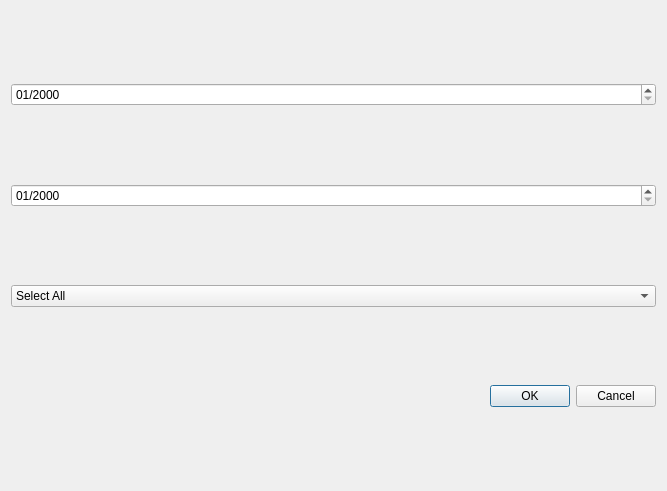
Before: the Qt Designer form UK Police API_dialog_base.ui in SayehOmar/UK-Police-API, drawn with Qt 5.
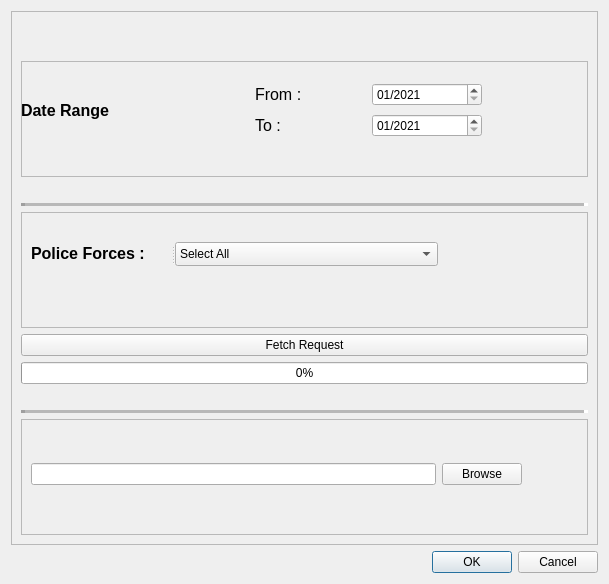
After: the same form once the commit is applied. Custom widgets are drawn as their Qt base class.

The edit to the form file:
```diff
--- a/UK Police API_dialog_base.ui
+++ b/UK Police API_dialog_base.ui
@@ -6,22 +6,211 @@
    <rect>
     <x>0</x>
     <y>0</y>
-    <width>667</width>
-    <height>491</height>
+    <width>609</width>
+    <height>584</height>
    </rect>
   </property>
   <property name="windowTitle">
    <string>UK Police API</string>
   </property>
   <layout class="QGridLayout" name="gridLayout_2">
-   <item row="0" column="0">
+   <item row="3" column="0">
+    <widget class="QFrame" name="frame">
+     <property name="frameShape">
+      <enum>QFrame::StyledPanel</enum>
+     </property>
+     <property name="frameShadow">
+      <enum>QFrame::Raised</enum>
+     </property>
+     <layout class="QGridLayout" name="gridLayout_3">
+      <item row="5" column="0">
+       <widget class="Line" name="line">
+        <property name="lineWidth">
+         <number>4</number>
+        </property>
+        <property name="midLineWidth">
+         <number>4</number>
+        </property>
+        <property name="orientation">
+         <enum>Qt::Horizontal</enum>
+        </property>
+       </widget>
+      </item>
+      <item row="10" column="0">
+       <widget class="Line" name="line_2">
+        <property name="lineWidth">
+         <number>4</number>
+        </property>
+        <property name="midLineWidth">
+         <number>4</number>
+        </property>
+        <property name="orientation">
+         <enum>Qt::Horizontal</enum>
+        </property>
+       </widget>
+      </item>
+      <item row="8" column="0">
+       <widget class="QProgressBar" name="progressBar">
+        <property name="value">
+         <number>0</number>
+        </property>
+       </widget>
+      </item>
+      <item row="9" column="0">
+       <spacer name="verticalSpacer_2">
+        <property name="orientation">
+         <enum>Qt::Vertical</enum>
+        </property>
+        <property name="sizeType">
+         <enum>QSizePolicy::Fixed</enum>
+        </property>
+        <property name="sizeHint" stdset="0">
+         <size>
+          <width>20</width>
+          <height>20</height>
+         </size>
+        </property>
+       </spacer>
+      </item>
+      <item row="7" column="0">
+       <widget class="QPushButton" name="pushButton">
+        <property name="text">
+         <string>Fetch Request</string>
+        </property>
+       </widget>
+      </item>
+      <item row="4" column="0">
+       <spacer name="verticalSpacer">
+        <property name="orientation">
+         <enum>Qt::Vertical</enum>
+        </property>
+        <property name="sizeType">
+         <enum>QSizePolicy::Fixed</enum>
+        </property>
+        <property name="sizeHint" stdset="0">
+         <size>
+          <width>20</width>
+          <height>20</height>
+         </size>
+        </property>
+       </spacer>
+      </item>
+      <item row="1" column="0">
+       <widget class="QFrame" name="frame_4">
+        <property name="frameShape">
+         <enum>QFrame::StyledPanel</enum>
+        </property>
+        <property name="frameShadow">
+         <enum>QFrame::Raised</enum>
+        </property>
+        <widget class="QWidget" name="horizontalLayoutWidget">
+         <property name="geometry">
+          <rect>
+           <x>0</x>
+           <y>20</y>
+           <width>461</width>
+           <height>59</height>
+          </rect>
+         </property>
+         <layout class="QHBoxLayout" name="horizontalLayout">
+          <item>
+           <widget class="QLabel" name="label_3">
+            <property name="text">
+             <string>&lt;html&gt;&lt;head/&gt;&lt;body&gt;&lt;p&gt;&lt;span style=&quot; font-size:12pt; font-weight:600; color:#000000;&quot;&gt;Date Range &lt;/span&gt;&lt;/p&gt;&lt;/body&gt;&lt;/html&gt;</string>
+            </property>
+           </widget>
+          </item>
+          <item>
+           <layout class="QGridLayout" name="gridLayout">
+            <item row="0" column="1">
     <widget class="QDateEdit" name="dateEdit_2">
      <property name="displayFormat">
       <string>MM/yyyy</string>
      </property>
-    </widget>
-   </item>
-   <item row="2" column="0">
+              <property name="date">
+               <date>
+                <year>2021</year>
+                <month>1</month>
+                <day>1</day>
+               </date>
+              </property>
+             </widget>
+            </item>
+            <item row="0" column="0">
+             <widget class="QLabel" name="label">
+              <property name="text">
+               <string>&lt;html&gt;&lt;head/&gt;&lt;body&gt;&lt;p&gt;&lt;span style=&quot; font-size:12pt;&quot;&gt;From :&lt;/span&gt;&lt;/p&gt;&lt;/body&gt;&lt;/html&gt;</string>
+              </property>
+             </widget>
+            </item>
+            <item row="1" column="1">
+             <widget class="QDateEdit" name="dateEdit">
+              <property name="displayFormat">
+               <string>MM/yyyy</string>
+              </property>
+              <property name="date">
+               <date>
+                <year>2021</year>
+                <month>1</month>
+                <day>1</day>
+               </date>
+              </property>
+             </widget>
+            </item>
+            <item row="1" column="0">
+             <widget class="QLabel" name="label_2">
+              <property name="text">
+               <string>&lt;html&gt;&lt;head/&gt;&lt;body&gt;&lt;p&gt;&lt;span style=&quot; font-size:12pt;&quot;&gt;To :&lt;/span&gt;&lt;/p&gt;&lt;/body&gt;&lt;/html&gt;</string>
+              </property>
+             </widget>
+            </item>
+           </layout>
+          </item>
+         </layout>
+        </widget>
+       </widget>
+      </item>
+      <item row="0" column="0">
+       <spacer name="verticalSpacer_3">
+        <property name="orientation">
+         <enum>Qt::Vertical</enum>
+        </property>
+        <property name="sizeType">
+         <enum>QSizePolicy::Fixed</enum>
+        </property>
+        <property name="sizeHint" stdset="0">
+         <size>
+          <width>20</width>
+          <height>40</height>
+         </size>
+        </property>
+       </spacer>
+      </item>
+      <item row="6" column="0">
+       <widget class="QFrame" name="frame_2">
+        <property name="frameShape">
+         <enum>QFrame::StyledPanel</enum>
+        </property>
+        <property name="frameShadow">
+         <enum>QFrame::Raised</enum>
+        </property>
+        <widget class="QSplitter" name="splitter">
+         <property name="geometry">
+          <rect>
+           <x>10</x>
+           <y>30</y>
+           <width>407</width>
+           <height>24</height>
+          </rect>
+         </property>
+         <property name="orientation">
+          <enum>Qt::Horizontal</enum>
+         </property>
+         <widget class="QLabel" name="label_4">
+          <property name="text">
+           <string>&lt;html&gt;&lt;head/&gt;&lt;body&gt;&lt;p&gt;&lt;span style=&quot; font-size:12pt; font-weight:600;&quot;&gt;Police Forces :&lt;/span&gt;&lt;/p&gt;&lt;/body&gt;&lt;/html&gt;</string>
+          </property>
+         </widget>
     <widget class="QgsCheckableComboBox" name="mComboBox">
      <item>
       <property name="text">
@@ -254,15 +443,49 @@
       </property>
      </item>
     </widget>
-   </item>
-   <item row="1" column="0">
-    <widget class="QDateEdit" name="dateEdit">
-     <property name="displayFormat">
-      <string>MM/yyyy</string>
-     </property>
-    </widget>
-   </item>
-   <item row="3" column="0">
+        </widget>
+       </widget>
+      </item>
+      <item row="11" column="0">
+       <widget class="QFrame" name="frame_3">
+        <property name="frameShape">
+         <enum>QFrame::StyledPanel</enum>
+        </property>
+        <property name="frameShadow">
+         <enum>QFrame::Raised</enum>
+        </property>
+        <widget class="QWidget" name="">
+         <property name="geometry">
+          <rect>
+           <x>10</x>
+           <y>40</y>
+           <width>491</width>
+           <height>30</height>
+          </rect>
+         </property>
+         <layout class="QGridLayout" name="gridLayout_4">
+          <item row="0" column="0">
+           <widget class="QLineEdit" name="lineEdit">
+            <property name="accessibleName">
+             <string>fd</string>
+            </property>
+           </widget>
+          </item>
+          <item row="0" column="1">
+           <widget class="QPushButton" name="pushButton_2">
+            <property name="text">
+             <string>Browse</string>
+            </property>
+           </widget>
+          </item>
+         </layout>
+        </widget>
+       </widget>
+      </item>
+     </layout>
+    </widget>
+   </item>
+   <item row="5" column="0">
     <widget class="QDialogButtonBox" name="OK">
      <property name="orientation">
       <enum>Qt::Horizontal</enum>
```
Lines whose indentation alone changed are shown as unchanged.
